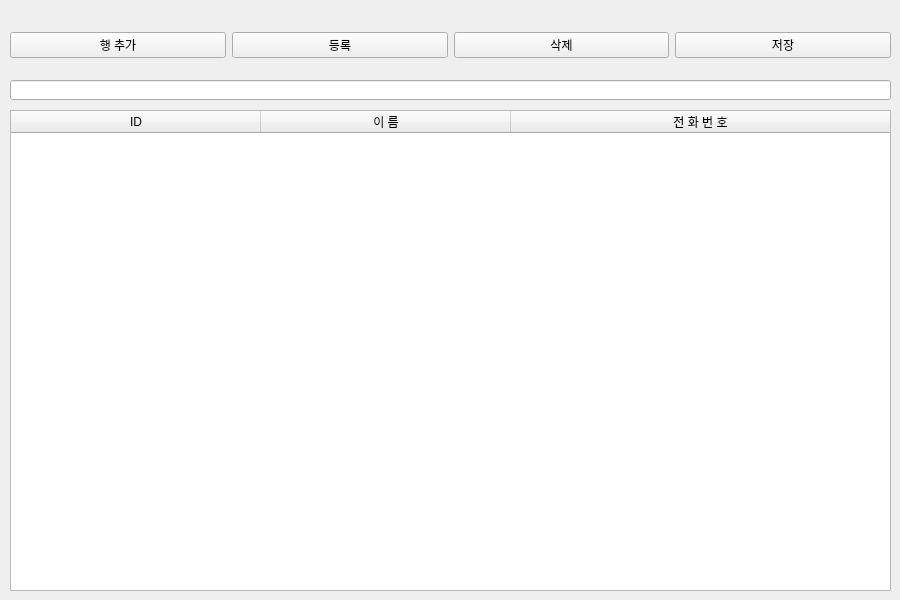
Qt form myUi.ui (vinca0224/InpatientProgram) before a commit.
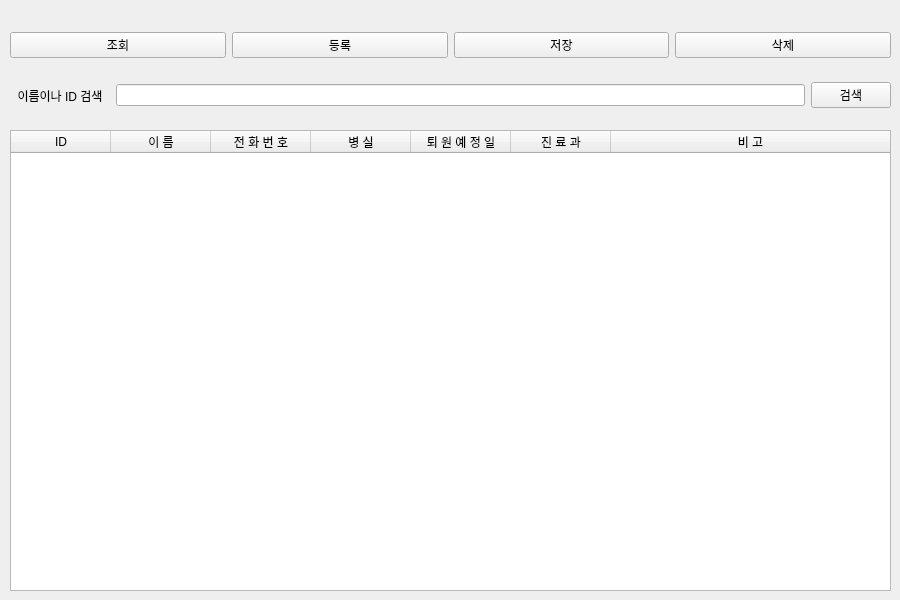
The same form after that commit.

Patch:
```diff
--- a/myUi.ui
+++ b/myUi.ui
@@ -29,11 +29,20 @@
    <property name="geometry">
     <rect>
      <x>10</x>
-     <y>110</y>
+     <y>130</y>
      <width>881</width>
-     <height>481</height>
+     <height>461</height>
     </rect>
    </property>
+   <property name="editTriggers">
+    <set>QAbstractItemView::AnyKeyPressed|QAbstractItemView::DoubleClicked|QAbstractItemView::EditKeyPressed</set>
+   </property>
+   <property name="textElideMode">
+    <enum>Qt::ElideMiddle</enum>
+   </property>
+   <property name="sortingEnabled">
+    <bool>true</bool>
+   </property>
    <attribute name="horizontalHeaderVisible">
     <bool>true</bool>
    </attribute>
@@ -44,7 +53,10 @@
     <number>33</number>
    </attribute>
    <attribute name="horizontalHeaderDefaultSectionSize">
-    <number>250</number>
+    <number>100</number>
+   </attribute>
+   <attribute name="horizontalHeaderShowSortIndicator" stdset="0">
+    <bool>true</bool>
    </attribute>
    <attribute name="horizontalHeaderStretchLastSection">
     <bool>true</bool>
@@ -59,16 +71,57 @@
     <property name="text">
      <string>ID</string>
     </property>
+    <property name="textAlignment">
+     <set>AlignCenter</set>
+    </property>
    </column>
    <column>
     <property name="text">
      <string>이 름</string>
     </property>
+    <property name="textAlignment">
+     <set>AlignCenter</set>
+    </property>
    </column>
    <column>
     <property name="text">
      <string>전 화 번 호</string>
     </property>
+    <property name="textAlignment">
+     <set>AlignCenter</set>
+    </property>
+   </column>
+   <column>
+    <property name="text">
+     <string>병 실</string>
+    </property>
+    <property name="textAlignment">
+     <set>AlignCenter</set>
+    </property>
+   </column>
+   <column>
+    <property name="text">
+     <string>퇴 원 예 정 일</string>
+    </property>
+    <property name="textAlignment">
+     <set>AlignCenter</set>
+    </property>
+   </column>
+   <column>
+    <property name="text">
+     <string>진 료 과</string>
+    </property>
+    <property name="textAlignment">
+     <set>AlignCenter</set>
+    </property>
+   </column>
+   <column>
+    <property name="text">
+     <string>비 고</string>
+    </property>
+    <property name="textAlignment">
+     <set>AlignCenter</set>
+    </property>
    </column>
   </widget>
   <widget class="QWidget" name="horizontalLayoutWidget">
@@ -81,27 +134,20 @@
     </rect>
    </property>
    <layout class="QHBoxLayout" name="horizontalLayout">
+    <item>
+     <widget class="QPushButton" name="btnRenew">
+      <property name="text">
+       <string>조회</string>
+      </property>
+     </widget>
+    </item>
     <item>
      <widget class="QPushButton" name="btnCol">
       <property name="text">
-       <string>행 추가</string>
-      </property>
-     </widget>
-    </item>
-    <item>
-     <widget class="QPushButton" name="btnAdd">
-      <property name="text">
        <string>등록</string>
       </property>
      </widget>
     </item>
-    <item>
-     <widget class="QPushButton" name="btnDelete">
-      <property name="text">
-       <string>삭제</string>
-      </property>
-     </widget>
-    </item>
     <item>
      <widget class="QPushButton" name="btnSave">
       <property name="text">
@@ -109,17 +155,58 @@
       </property>
      </widget>
     </item>
+    <item>
+     <widget class="QPushButton" name="btnDelete">
+      <property name="text">
+       <string>삭제</string>
+      </property>
+     </widget>
+    </item>
    </layout>
   </widget>
-  <widget class="QLineEdit" name="lineSearch">
+  <widget class="QWidget" name="horizontalLayoutWidget_2">
    <property name="geometry">
     <rect>
      <x>10</x>
      <y>80</y>
      <width>881</width>
-     <height>20</height>
+     <height>31</height>
     </rect>
    </property>
+   <layout class="QHBoxLayout" name="horizontalLayout_2">
+    <item>
+     <widget class="QLabel" name="label">
+      <property name="minimumSize">
+       <size>
+        <width>100</width>
+        <height>0</height>
+       </size>
+      </property>
+      <property name="maximumSize">
+       <size>
+        <width>100</width>
+        <height>100</height>
+       </size>
+      </property>
+      <property name="text">
+       <string>이름이나 ID 검색</string>
+      </property>
+      <property name="alignment">
+       <set>Qt::AlignCenter</set>
+      </property>
+     </widget>
+    </item>
+    <item>
+     <widget class="QLineEdit" name="lineSearch"/>
+    </item>
+    <item>
+     <widget class="QPushButton" name="btnSearch">
+      <property name="text">
+       <string>검색</string>
+      </property>
+     </widget>
+    </item>
+   </layout>
   </widget>
  </widget>
  <resources/>
```
Left out of the diff: 2 changed lines with no effect on the pictures.
